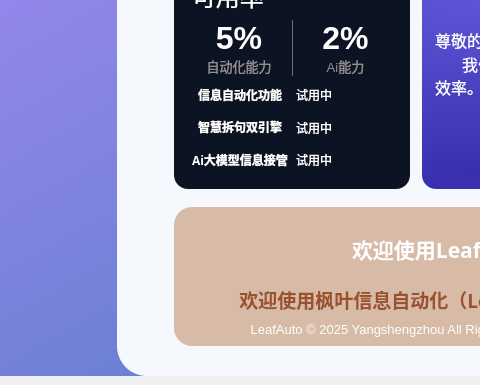
YangShengzhou03/LeafAuto, file Ui_MainWindow.ui: the form before one commit; both pictures show x 111 to 591 and y 349 to 734 of the 1289 by 734 pixel window.
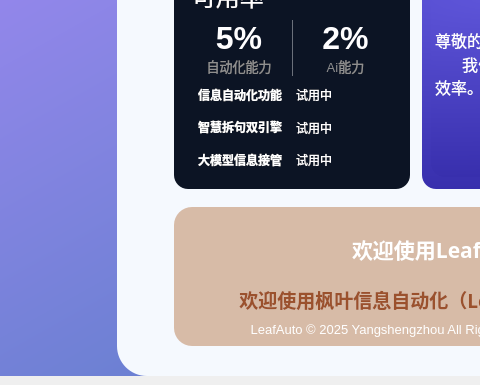
The form after the commit. Icons and pictures are not drawn.

Commit message: 枫叶信息自动化系统

What changed in the file:
```diff
--- a/Ui_MainWindow.ui
+++ b/Ui_MainWindow.ui
@@ -1846,7 +1846,7 @@
 color: rgb(255, 255, 255);</string>
                             </property>
                             <property name="text">
-                             <string>Ai大模型信息接管</string>
+                             <string>大模型信息接管</string>
                             </property>
                             <property name="icon">
                              <iconset>
```
The commit also changes 3 other files.
